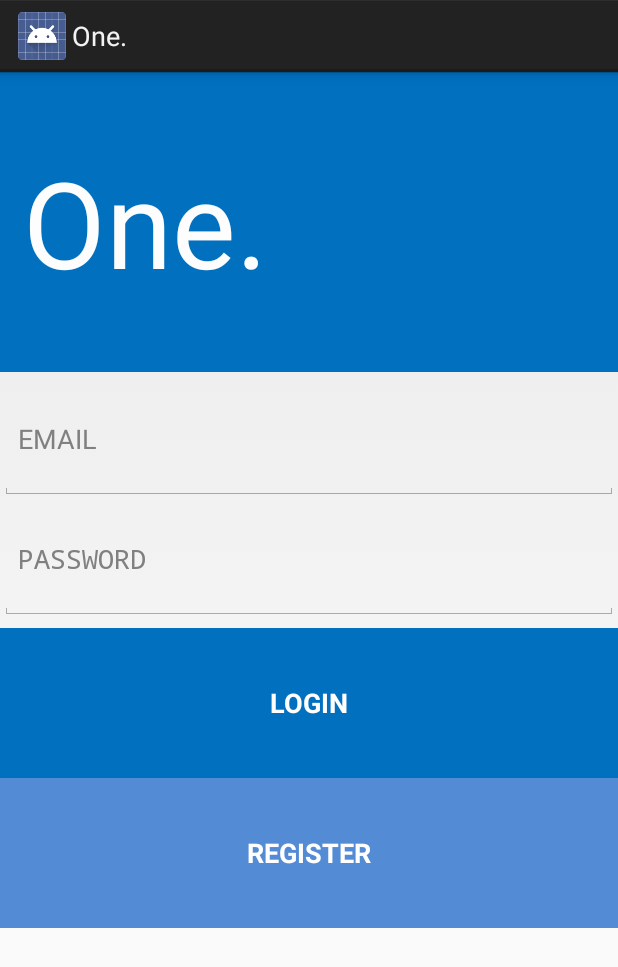
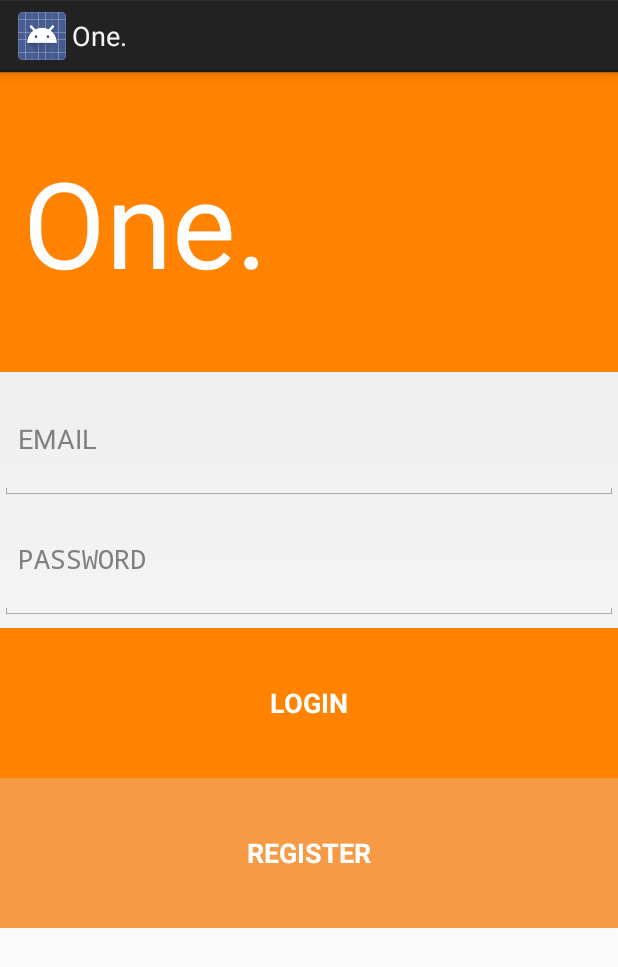
Before and after one commit to wjtran/One, an Android app: the screen it shows after launch (LoginActivity), on a phone screen of 412 x 824 dp. Shown: the top 967 px of the screen. Run offline under Robolectric (Android 15) with nearby library versions, the phone set to English and light mode, and no system bars; 2 statements that could not run were skipped.

Commit message:
Change logo and color scheme, get the project ready for Facebook integration

```diff
--- a/app/src/main/res/layout/activity_login.xml
+++ b/app/src/main/res/layout/activity_login.xml
@@ -26,7 +26,7 @@
                 android:text="@string/app_name"
                 android:paddingLeft="15dp"
                 android:textColor="#fffdfdfe"
-                android:background="#ff0070bf"
+                android:background="#ff8300"
                 android:textSize="80sp" />
 
         </LinearLayout>
@@ -67,7 +67,7 @@
             android:layout_height="100dp"
             android:text="@string/login"
             android:textStyle="bold"
-            android:background="#ff0070bf"
+            android:background="#ff8300"
             android:textColor="#ffffffff" />
 
         <Button
@@ -76,7 +76,7 @@
             android:layout_height="100dp"
             android:text="@string/register"
             android:textStyle="bold"
-            android:background="#ff538cd4"
+            android:background="#fff69a45"
             android:textColor="#ffffffff" />
 
     </LinearLayout>
```
Also changed, not shown: app/src/main/res/drawable-hdpi/one.png.
